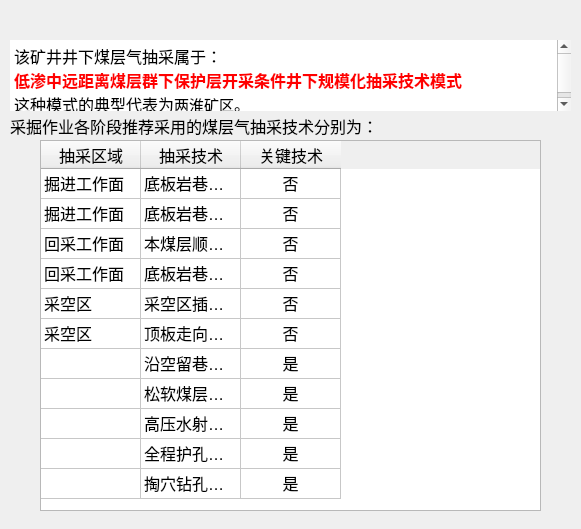
Before: the Qt Designer form python/cbm/uifiles/low_far_coals_dlg.ui in wyrover/cbm, drawn with Qt 5.
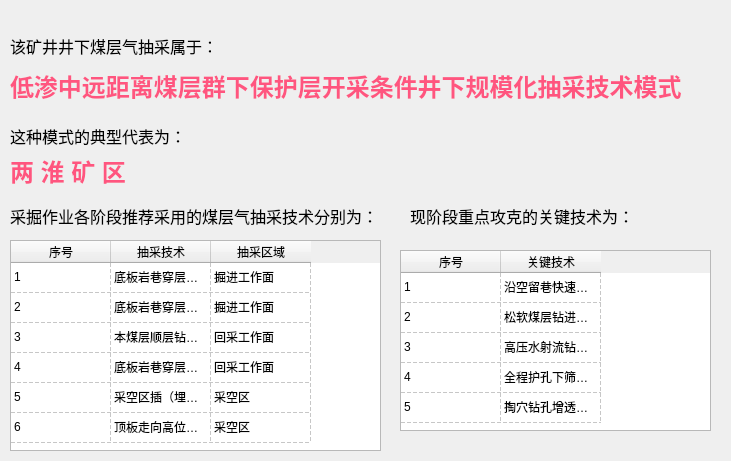
After: the same form once the commit is applied. Icons and pictures are not drawn.

Commit message: 修改决策模式对话框

Patch:
```diff
--- a/python/cbm/uifiles/low_far_coals_dlg.ui
+++ b/python/cbm/uifiles/low_far_coals_dlg.ui
@@ -6,8 +6,8 @@
    <rect>
     <x>0</x>
     <y>0</y>
-    <width>581</width>
-    <height>529</height>
+    <width>731</width>
+    <height>461</height>
    </rect>
   </property>
   <property name="font">
@@ -23,7 +23,7 @@
     <rect>
      <x>0</x>
      <y>0</y>
-     <width>581</width>
+     <width>731</width>
      <height>31</height>
     </rect>
    </property>
@@ -64,7 +64,7 @@
      <rect>
       <x>40</x>
       <y>0</y>
-      <width>491</width>
+      <width>641</width>
       <height>31</height>
      </rect>
     </property>
@@ -87,7 +87,7 @@
    <widget class="QPushButton" name="btnMenu_Close">
     <property name="geometry">
      <rect>
-      <x>540</x>
+      <x>690</x>
       <y>0</y>
       <width>41</width>
       <height>31</height>
@@ -135,75 +135,239 @@
     <rect>
      <x>0</x>
      <y>30</y>
-     <width>581</width>
-     <height>491</height>
+     <width>731</width>
+     <height>431</height>
     </rect>
    </property>
-   <widget class="QTextEdit" name="disc_text">
-    <property name="enabled">
-     <bool>true</bool>
-    </property>
+   <widget class="QLabel" name="label_2">
     <property name="geometry">
      <rect>
       <x>10</x>
-      <y>10</y>
-      <width>561</width>
-      <height>71</height>
+      <y>0</y>
+      <width>201</width>
+      <height>31</height>
      </rect>
     </property>
-    <property name="contextMenuPolicy">
-     <enum>Qt::NoContextMenu</enum>
+    <property name="text">
+     <string>该矿井井下煤层气抽采属于：</string>
     </property>
-    <property name="frameShape">
-     <enum>QFrame::NoFrame</enum>
+   </widget>
+   <widget class="QLabel" name="label_4">
+    <property name="geometry">
+     <rect>
+      <x>10</x>
+      <y>120</y>
+      <width>151</width>
+      <height>41</height>
+     </rect>
     </property>
-    <property name="frameShadow">
-     <enum>QFrame::Sunken</enum>
+    <property name="text">
+     <string>&lt;html&gt;&lt;head/&gt;&lt;body&gt;&lt;p&gt;&lt;span style=&quot; font-size:18pt; font-weight:600; color:#ff557f;&quot;&gt;两 淮 矿 区&lt;/span&gt;&lt;/p&gt;&lt;/body&gt;&lt;/html&gt;</string>
     </property>
-    <property name="lineWidth">
-     <number>0</number>
-    </property>
-    <property name="lineWrapMode">
-     <enum>QTextEdit::WidgetWidth</enum>
-    </property>
-    <property name="readOnly">
-     <bool>true</bool>
-    </property>
-    <property name="html">
-     <string>&lt;!DOCTYPE HTML PUBLIC &quot;-//W3C//DTD HTML 4.0//EN&quot; &quot;http://www.w3.org/TR/REC-html40/strict.dtd&quot;&gt;
-&lt;html&gt;&lt;head&gt;&lt;meta name=&quot;qrichtext&quot; content=&quot;1&quot; /&gt;&lt;style type=&quot;text/css&quot;&gt;
-p, li { white-space: pre-wrap; }
-&lt;/style&gt;&lt;/head&gt;&lt;body style=&quot; font-family:'SimSun'; font-size:12pt; font-weight:400; font-style:normal;&quot;&gt;
-&lt;p style=&quot; margin-top:0px; margin-bottom:0px; margin-left:0px; margin-right:0px; -qt-block-indent:0; text-indent:0px;&quot;&gt;&lt;span style=&quot; font-family:'宋体';&quot;&gt;该矿井井下煤层气抽采属于：&lt;/span&gt;&lt;/p&gt;
-&lt;p style=&quot; margin-top:0px; margin-bottom:0px; margin-left:0px; margin-right:0px; -qt-block-indent:0; text-indent:0px;&quot;&gt;&lt;span style=&quot; font-family:'宋体'; font-weight:600; color:#ff0000;&quot;&gt;低渗中远距离煤层群下保护层开采条件井下规模化抽采技术模式&lt;/span&gt;&lt;/p&gt;
-&lt;p style=&quot; margin-top:0px; margin-bottom:0px; margin-left:0px; margin-right:0px; -qt-block-indent:0; text-indent:0px;&quot;&gt;&lt;span style=&quot; font-family:'宋体';&quot;&gt;这种模式的典型代表为&lt;/span&gt;&lt;span style=&quot; font-family:'宋体'; font-size:11pt;&quot;&gt;两淮矿区&lt;/span&gt;&lt;span style=&quot; font-family:'宋体';&quot;&gt;。&lt;/span&gt;&lt;/p&gt;&lt;/body&gt;&lt;/html&gt;</string>
-    </property>
-    <property name="textInteractionFlags">
-     <set>Qt::TextSelectableByMouse</set>
-    </property>
    </widget>
    <widget class="QLabel" name="label">
     <property name="geometry">
      <rect>
       <x>10</x>
-      <y>80</y>
+      <y>170</y>
       <width>371</width>
       <height>31</height>
      </rect>
     </property>
+    <property name="font">
+     <font>
+      <pointsize>12</pointsize>
+     </font>
+    </property>
     <property name="text">
      <string>采掘作业各阶段推荐采用的煤层气抽采技术分别为：</string>
     </property>
    </widget>
+   <widget class="QLabel" name="label_5">
+    <property name="geometry">
+     <rect>
+      <x>10</x>
+      <y>20</y>
+      <width>711</width>
+      <height>71</height>
+     </rect>
+    </property>
+    <property name="toolTip">
+     <string>&lt;html&gt;&lt;head/&gt;&lt;body&gt;&lt;p&gt;&lt;img src=&quot;:/images/low_far_coals.png&quot;/&gt;&lt;/p&gt;&lt;/body&gt;&lt;/html&gt;</string>
+    </property>
+    <property name="whatsThis">
+     <string>&lt;html&gt;&lt;head/&gt;&lt;body&gt;&lt;p&gt;&lt;br/&gt;&lt;/p&gt;&lt;/body&gt;&lt;/html&gt;</string>
+    </property>
+    <property name="text">
+     <string>&lt;html&gt;&lt;head/&gt;&lt;body&gt;&lt;p&gt;&lt;span style=&quot; font-size:18pt; font-weight:600; color:#ff557f;&quot;&gt;低渗中远距离煤层群下保护层开采条件井下规模化抽采技术模式&lt;/span&gt;&lt;/p&gt;&lt;/body&gt;&lt;/html&gt;</string>
+    </property>
+   </widget>
+   <widget class="QLabel" name="label_6">
+    <property name="geometry">
+     <rect>
+      <x>10</x>
+      <y>90</y>
+      <width>181</width>
+      <height>31</height>
+     </rect>
+    </property>
+    <property name="text">
+     <string>这种模式的典型代表为：</string>
+    </property>
+   </widget>
+   <widget class="QLabel" name="label_7">
+    <property name="geometry">
+     <rect>
+      <x>410</x>
+      <y>170</y>
+      <width>221</width>
+      <height>31</height>
+     </rect>
+    </property>
+    <property name="font">
+     <font>
+      <pointsize>12</pointsize>
+     </font>
+    </property>
+    <property name="text">
+     <string>现阶段重点攻克的关键技术为：</string>
+    </property>
+   </widget>
+   <widget class="QTableWidget" name="tecl_table_2">
+    <property name="geometry">
+     <rect>
+      <x>400</x>
+      <y>220</y>
+      <width>311</width>
+      <height>181</height>
+     </rect>
+    </property>
+    <property name="font">
+     <font>
+      <pointsize>9</pointsize>
+     </font>
+    </property>
+    <property name="selectionMode">
+     <enum>QAbstractItemView::NoSelection</enum>
+    </property>
+    <property name="gridStyle">
+     <enum>Qt::DashLine</enum>
+    </property>
+    <attribute name="horizontalHeaderVisible">
+     <bool>true</bool>
+    </attribute>
+    <attribute name="verticalHeaderVisible">
+     <bool>false</bool>
+    </attribute>
+    <attribute name="verticalHeaderHighlightSections">
+     <bool>false</bool>
+    </attribute>
+    <row>
+     <property name="text">
+      <string>1</string>
+     </property>
+    </row>
+    <row>
+     <property name="text">
+      <string>2</string>
+     </property>
+    </row>
+    <row>
+     <property name="text">
+      <string>3</string>
+     </property>
+    </row>
+    <row>
+     <property name="text">
+      <string>4</string>
+     </property>
+    </row>
+    <row>
+     <property name="text">
+      <string>5</string>
+     </property>
+    </row>
+    <column>
+     <property name="text">
+      <string>序号</string>
+     </property>
+    </column>
+    <column>
+     <property name="text">
+      <string>关键技术</string>
+     </property>
+    </column>
+    <item row="0" column="0">
+     <property name="text">
+      <string>1</string>
+     </property>
+    </item>
+    <item row="0" column="1">
+     <property name="text">
+      <string>沿空留巷快速充填及防断孔技术</string>
+     </property>
+    </item>
+    <item row="1" column="0">
+     <property name="text">
+      <string>2</string>
+     </property>
+    </item>
+    <item row="1" column="1">
+     <property name="text">
+      <string>松软煤层钻进技术</string>
+     </property>
+    </item>
+    <item row="2" column="0">
+     <property name="text">
+      <string>3</string>
+     </property>
+    </item>
+    <item row="2" column="1">
+     <property name="text">
+      <string>高压水射流钻割增透技术</string>
+     </property>
+    </item>
+    <item row="3" column="0">
+     <property name="text">
+      <string>4</string>
+     </property>
+    </item>
+    <item row="3" column="1">
+     <property name="text">
+      <string>全程护孔下筛管护孔技术</string>
+     </property>
+    </item>
+    <item row="4" column="0">
+     <property name="text">
+      <string>5</string>
+     </property>
+    </item>
+    <item row="4" column="1">
+     <property name="text">
+      <string>掏穴钻孔增透技术</string>
+     </property>
+    </item>
+   </widget>
    <widget class="QTableWidget" name="tecl_table">
     <property name="geometry">
      <rect>
-      <x>40</x>
-      <y>110</y>
-      <width>501</width>
-      <height>371</height>
+      <x>10</x>
+      <y>210</y>
+      <width>371</width>
+      <height>211</height>
      </rect>
     </property>
+    <property name="font">
+     <font>
+      <pointsize>9</pointsize>
+     </font>
+    </property>
+    <property name="selectionMode">
+     <enum>QAbstractItemView::NoSelection</enum>
+    </property>
+    <property name="gridStyle">
+     <enum>Qt::DashLine</enum>
+    </property>
     <attribute name="horizontalHeaderVisible">
      <bool>true</bool>
     </attribute>
@@ -215,62 +379,37 @@
     </attribute>
     <row>
      <property name="text">
-      <string/>
+      <string>1</string>
      </property>
     </row>
     <row>
      <property name="text">
-      <string/>
+      <string>2</string>
      </property>
     </row>
     <row>
      <property name="text">
-      <string/>
+      <string>4</string>
      </property>
     </row>
     <row>
      <property name="text">
-      <string>新建行</string>
+      <string>5</string>
      </property>
     </row>
     <row>
      <property name="text">
-      <string/>
+      <string>6</string>
      </property>
     </row>
     <row>
      <property name="text">
-      <string/>
-     </property>
-    </row>
-    <row>
-     <property name="text">
-      <string/>
-     </property>
-    </row>
-    <row>
-     <property name="text">
-      <string/>
-     </property>
-    </row>
-    <row>
-     <property name="text">
-      <string>新建行</string>
-     </property>
-    </row>
-    <row>
-     <property name="text">
-      <string>新建行</string>
-     </property>
-    </row>
-    <row>
-     <property name="text">
-      <string>新建行</string>
+      <string>7</string>
      </property>
     </row>
     <column>
      <property name="text">
-      <string>抽采区域</string>
+      <string>序号</string>
      </property>
     </column>
     <column>
@@ -280,18 +419,12 @@
     </column>
     <column>
      <property name="text">
-      <string>关键技术</string>
-     </property>
-     <property name="textAlignment">
-      <set>AlignHCenter|AlignVCenter|AlignCenter</set>
+      <string>抽采区域</string>
      </property>
     </column>
     <item row="0" column="0">
      <property name="text">
-      <string>掘进工作面</string>
-     </property>
-     <property name="flags">
-      <set>ItemIsSelectable|ItemIsUserCheckable|ItemIsEnabled</set>
+      <string>1</string>
      </property>
     </item>
     <item row="0" column="1">
@@ -301,19 +434,15 @@
     </item>
     <item row="0" column="2">
      <property name="text">
-      <string>否</string>
+      <string>掘进工作面</string>
      </property>
-     <property name="textAlignment">
-      <set>AlignHCenter|AlignVCenter|AlignCenter</set>
-     </property>
-     <property name="icon">
-      <iconset resource="../usecad.qrc">
-       <normaloff>:/images/no.png</normaloff>:/images/no.png</iconset>
+     <property name="flags">
+      <set>ItemIsSelectable|ItemIsUserCheckable|ItemIsEnabled</set>
      </property>
     </item>
     <item row="1" column="0">
      <property name="text">
-      <string>掘进工作面</string>
+      <string>2</string>
      </property>
     </item>
     <item row="1" column="1">
@@ -323,19 +452,12 @@
     </item>
     <item row="1" column="2">
      <property name="text">
-      <string>否</string>
-     </property>
-     <property name="textAlignment">
-      <set>AlignHCenter|AlignVCenter|AlignCenter</set>
-     </property>
-     <property name="icon">
-      <iconset resource="../usecad.qrc">
-       <normaloff>:/images/no.png</normaloff>:/images/no.png</iconset>
+      <string>掘进工作面</string>
      </property>
     </item>
     <item row="2" column="0">
      <property name="text">
-      <string>回采工作面</string>
+      <string>3</string>
      </property>
     </item>
     <item row="2" column="1">
@@ -345,19 +467,12 @@
     </item>
     <item row="2" column="2">
      <property name="text">
-      <string>否</string>
-     </property>
-     <property name="textAlignment">
-      <set>AlignHCenter|AlignVCenter|AlignCenter</set>
-     </property>
-     <property name="icon">
-      <iconset resource="../usecad.qrc">
-       <normaloff>:/images/no.png</normaloff>:/images/no.png</iconset>
+      <string>回采工作面</string>
      </property>
     </item>
     <item row="3" column="0">
      <property name="text">
-      <string>回采工作面</string>
+      <string>4</string>
      </property>
     </item>
     <item row="3" column="1">
@@ -367,19 +482,12 @@
     </item>
     <item row="3" column="2">
      <property name="text">
-      <string>否</string>
-     </property>
-     <property name="textAlignment">
-      <set>AlignHCenter|AlignVCenter|AlignCenter</set>
-     </property>
-     <property name="icon">
-      <iconset resource="../usecad.qrc">
-       <normaloff>:/images/no.png</normaloff>:/images/no.png</iconset>
+      <string>回采工作面</string>
      </property>
     </item>
     <item row="4" column="0">
      <property name="text">
-      <string>采空区</string>
+      <string>5</string>
      </property>
     </item>
     <item row="4" column="1">
@@ -389,19 +497,12 @@
     </item>
     <item row="4" column="2">
      <property name="text">
-      <string>否</string>
-     </property>
-     <property name="textAlignment">
-      <set>AlignHCenter|AlignVCenter|AlignCenter</set>
-     </property>
-     <property name="icon">
-      <iconset resource="../usecad.qrc">
-       <normaloff>:/images/no.png</normaloff>:/images/no.png</iconset>
+      <string>采空区</string>
      </property>
     </item>
     <item row="5" column="0">
      <property name="text">
-      <string>采空区</string>
+      <string>6</string>
      </property>
     </item>
     <item row="5" column="1">
@@ -411,104 +512,7 @@
     </item>
     <item row="5" column="2">
      <property name="text">
-      <string>否</string>
-     </property>
-     <property name="textAlignment">
-      <set>AlignHCenter|AlignVCenter|AlignCenter</set>
-     </property>
-     <property name="icon">
-      <iconset resource="../usecad.qrc">
-       <normaloff>:/images/no.png</normaloff>:/images/no.png</iconset>
-     </property>
-    </item>
-    <item row="6" column="1">
-     <property name="text">
-      <string>沿空留巷快速充填及防断孔技术</string>
-     </property>
-    </item>
-    <item row="6" column="2">
-     <property name="text">
-      <string>是</string>
-     </property>
-     <property name="textAlignment">
-      <set>AlignHCenter|AlignVCenter|AlignCenter</set>
-     </property>
-     <property name="icon">
-      <iconset resource="../usecad.qrc">
-       <normaloff>:/images/yes.png</normaloff>:/images/yes.png</iconset>
-     </property>
-    </item>
-    <item row="7" column="0">
-     <property name="text">
-      <string/>
-     </property>
-    </item>
-    <item row="7" column="1">
-     <property name="text">
-      <string>松软煤层钻进技术</string>
-     </property>
-    </item>
-    <item row="7" column="2">
-     <property name="text">
-      <string>是</string>
-     </property>
-     <property name="textAlignment">
-      <set>AlignHCenter|AlignVCenter|AlignCenter</set>
-     </property>
-     <property name="icon">
-      <iconset resource="../usecad.qrc">
-       <normaloff>:/images/yes.png</normaloff>:/images/yes.png</iconset>
-     </property>
-    </item>
-    <item row="8" column="1">
-     <property name="text">
-      <string>高压水射流钻割增透技术</string>
-     </property>
-    </item>
-    <item row="8" column="2">
-     <property name="text">
-      <string>是</string>
-     </property>
-     <property name="textAlignment">
-      <set>AlignHCenter|AlignVCenter|AlignCenter</set>
-     </property>
-     <property name="icon">
-      <iconset resource="../usecad.qrc">
-       <normaloff>:/images/yes.png</normaloff>:/images/yes.png</iconset>
-     </property>
-    </item>
-    <item row="9" column="1">
-     <property name="text">
-      <string>全程护孔下筛管护孔技术</string>
-     </property>
-    </item>
-    <item row="9" column="2">
-     <property name="text">
-      <string>是</string>
-     </property>
-     <property name="textAlignment">
-      <set>AlignHCenter|AlignVCenter|AlignCenter</set>
-     </property>
-     <property name="icon">
-      <iconset resource="../usecad.qrc">
-       <normaloff>:/images/yes.png</normaloff>:/images/yes.png</iconset>
-     </property>
-    </item>
-    <item row="10" column="1">
-     <property name="text">
-      <string>掏穴钻孔增透技术</string>
-     </property>
-    </item>
-    <item row="10" column="2">
-     <property name="text">
-      <string>是</string>
-     </property>
-     <property name="textAlignment">
-      <set>AlignHCenter|AlignVCenter|AlignCenter</set>
-     </property>
-     <property name="icon">
-      <iconset resource="../usecad.qrc">
-       <normaloff>:/images/yes.png</normaloff>:/images/yes.png</iconset>
+      <string>采空区</string>
      </property>
     </item>
    </widget>
```
Left out of the diff: 4 changed lines with no effect on the pictures. The commit also changes 23 other files.
